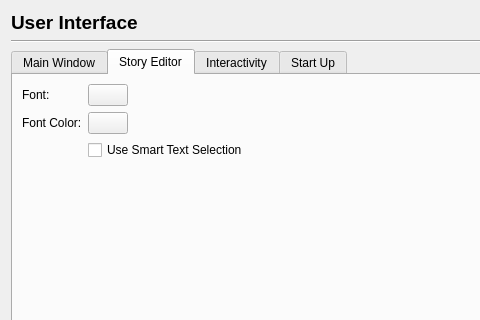
First picture: the form in scribus/ui/prefs_userinterfacebase.ui, repository scribusproject/scribus, before the edit; both pictures show x 0 to 480 and y 0 to 320 of the 803 by 431 pixel window.
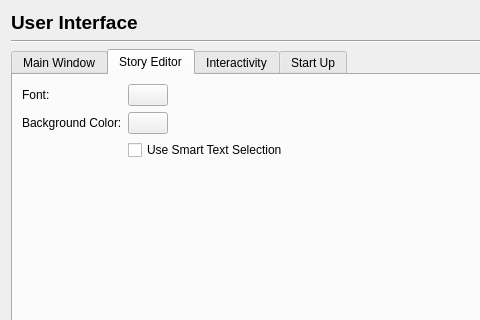
Second picture: the form after the edit. The open tabs and pages were chosen to show the change.

Commit message: #10814: Error in label or in function of setting Story Editor Font/Background

```diff
--- a/scribus/ui/prefs_userinterfacebase.ui
+++ b/scribus/ui/prefs_userinterfacebase.ui
@@ -236,7 +236,7 @@
          <item row="1" column="0">
           <widget class="QLabel" name="storyEditorFontColorLabel">
            <property name="text">
-            <string>Font Color:</string>
+            <string>Background Color:</string>
            </property>
           </widget>
          </item>
```
